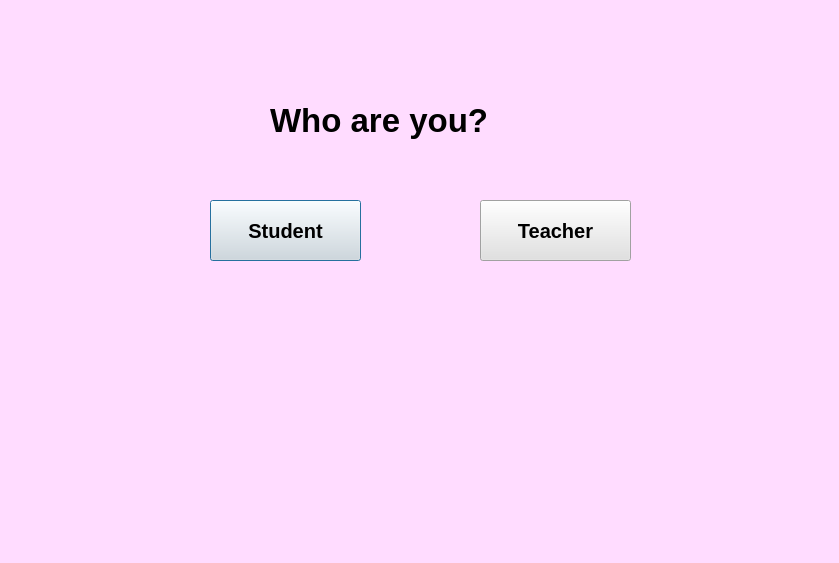
Qt form Group4/brosithst3.ui (Assignment-C/UI-APP) before a commit.
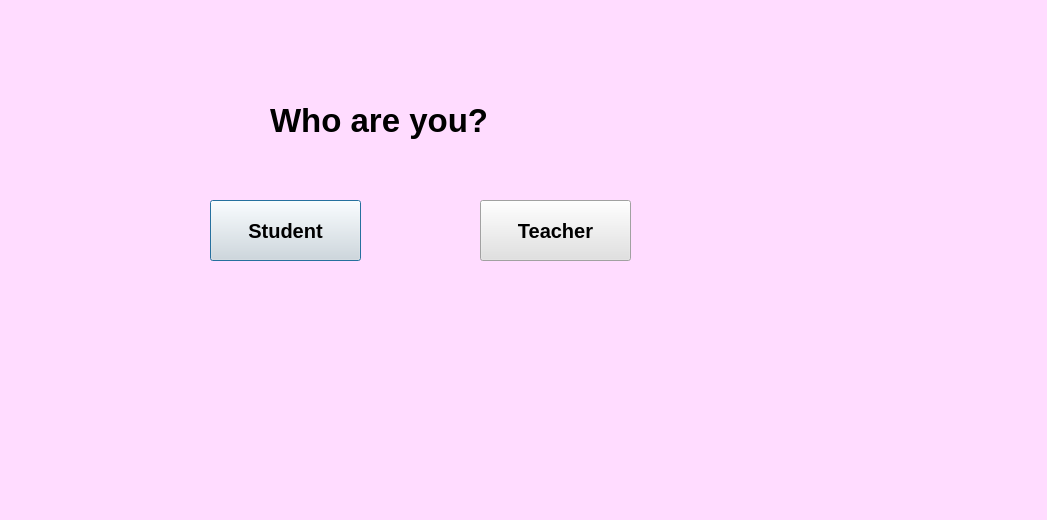
The same form after that commit.

The edit to the form file:
```diff
--- a/Group4/brosithst3.ui
+++ b/Group4/brosithst3.ui
@@ -6,8 +6,8 @@
    <rect>
     <x>0</x>
     <y>0</y>
-    <width>839</width>
-    <height>563</height>
+    <width>1047</width>
+    <height>520</height>
    </rect>
   </property>
   <property name="windowTitle">
```
Left out of the diff: 22 changed lines with no effect on the pictures.
